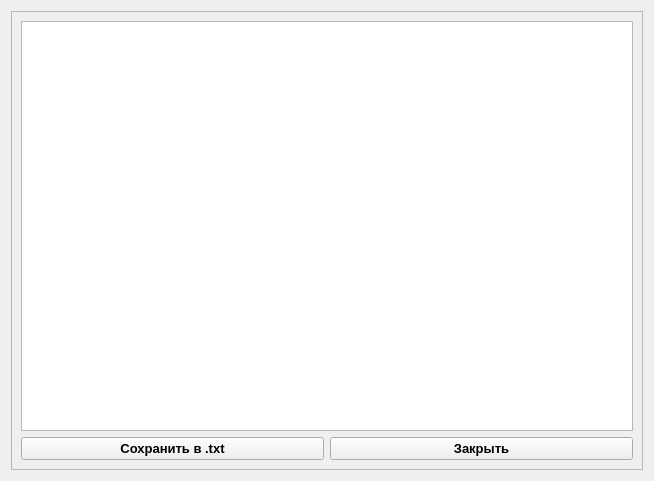
Old version of the form an_result.ui in the repository Yavlados/VKR.
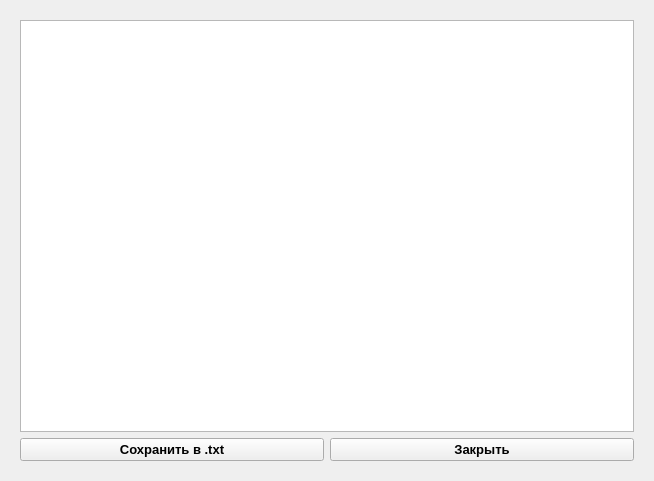
New version of the form.

Patch:
```diff
--- a/an_result.ui
+++ b/an_result.ui
@@ -22,6 +22,9 @@
   <layout class="QVBoxLayout" name="verticalLayout">
    <item>
     <widget class="QScrollArea" name="scrollArea">
+     <property name="frameShape">
+      <enum>QFrame::NoFrame</enum>
+     </property>
      <property name="widgetResizable">
       <bool>true</bool>
      </property>
@@ -30,8 +33,8 @@
        <rect>
         <x>0</x>
         <y>0</y>
-        <width>634</width>
-        <height>461</height>
+        <width>636</width>
+        <height>463</height>
        </rect>
       </property>
       <layout class="QGridLayout" name="gridLayout">
```
